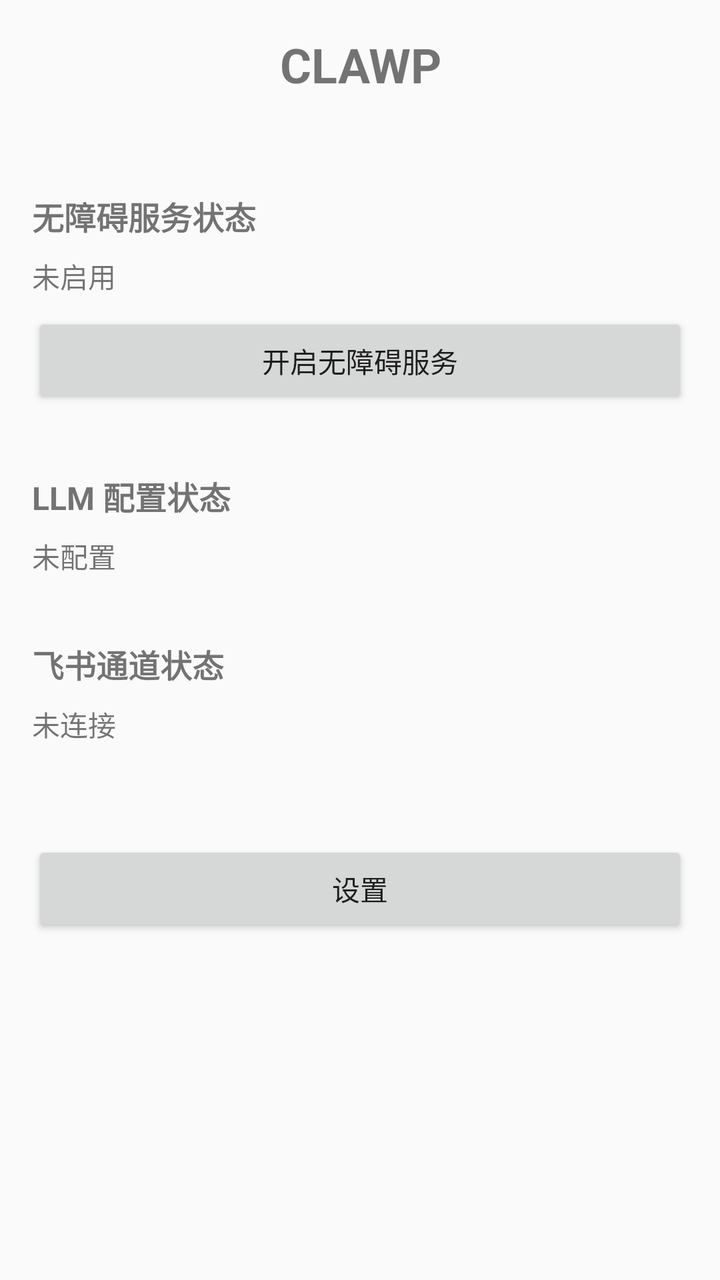
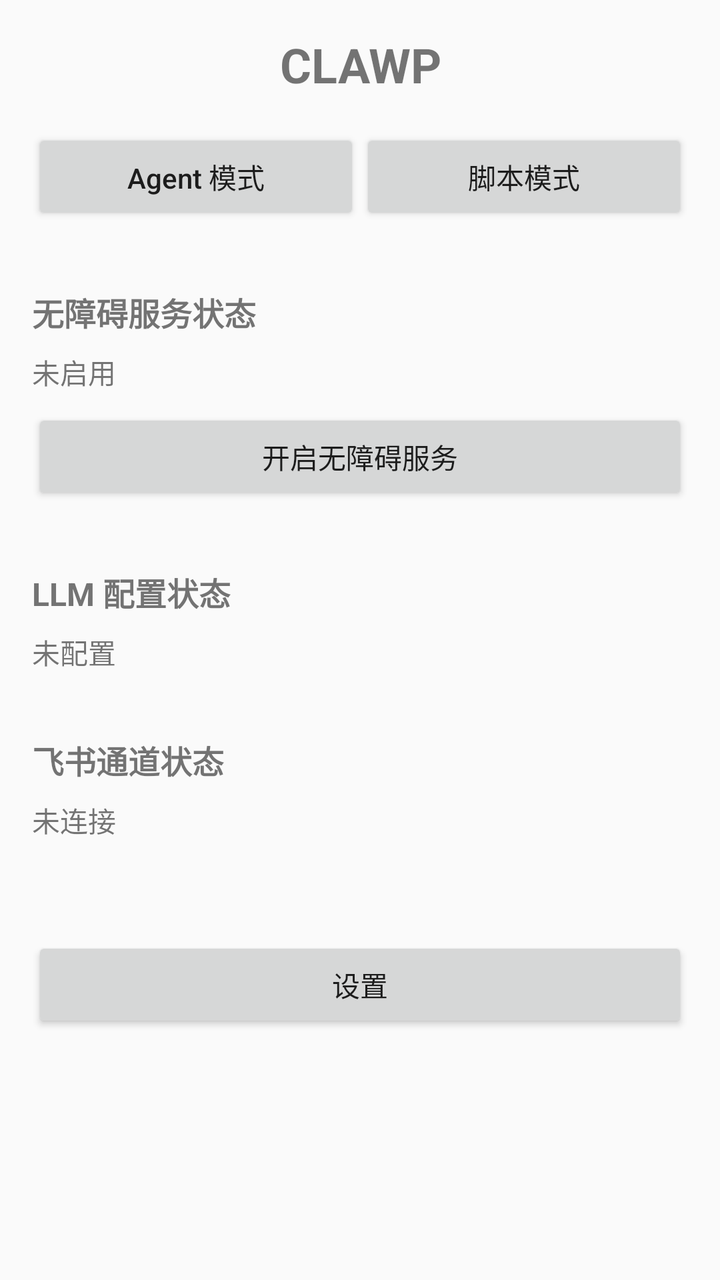

The first picture is an Android layout as it rendered before a commit; the second is the same layout after the commit. The layout source and the unified diff follow.
<!-- AndroidManifest.xml: application theme Theme.AppCompat.Light.NoActionBar -->
<!-- res/layout/activity_home.xml -->
<?xml version="1.0" encoding="utf-8"?>
<LinearLayout xmlns:android="http://schemas.android.com/apk/res/android"
    android:layout_width="match_parent"
    android:layout_height="match_parent"
    android:orientation="vertical"
    android:padding="16dp">

    <TextView
        android:layout_width="match_parent"
        android:layout_height="wrap_content"
        android:text="@string/home_title"
        android:textSize="24sp"
        android:textStyle="bold"
        android:gravity="center"
        android:layout_marginBottom="32dp" />

    
    <TextView
        android:layout_width="match_parent"
        android:layout_height="wrap_content"
        android:text="@string/home_accessibility_status"
        android:textSize="16sp"
        android:textStyle="bold"
        android:layout_marginTop="16dp" />

    <TextView
        android:id="@+id/tv_accessibility_status"
        android:layout_width="match_parent"
        android:layout_height="wrap_content"
        android:text="@string/home_accessibility_disabled"
        android:textSize="14sp"
        android:layout_marginTop="8dp"
        android:layout_marginBottom="8dp" />

    <Button
        android:id="@+id/btn_open_accessibility"
        android:layout_width="match_parent"
        android:layout_height="wrap_content"
        android:text="@string/home_btn_open_accessibility"
        android:layout_marginBottom="16dp" />

    
    <TextView
        android:layout_width="match_parent"
        android:layout_height="wrap_content"
        android:text="@string/home_llm_config_status"
        android:textSize="16sp"
        android:textStyle="bold"
        android:layout_marginTop="16dp" />

    <TextView
        android:id="@+id/tv_llm_status"
        android:layout_width="match_parent"
        android:layout_height="wrap_content"
        android:text="@string/home_llm_not_configured"
        android:textSize="14sp"
        android:layout_marginTop="8dp"
        android:layout_marginBottom="16dp" />

    
    <TextView
        android:layout_width="match_parent"
        android:layout_height="wrap_content"
        android:text="@string/home_feishu_status"
        android:textSize="16sp"
        android:textStyle="bold"
        android:layout_marginTop="16dp" />

    <TextView
        android:id="@+id/tv_feishu_status"
        android:layout_width="match_parent"
        android:layout_height="wrap_content"
        android:text="@string/home_feishu_disconnected"
        android:textSize="14sp"
        android:layout_marginTop="8dp"
        android:layout_marginBottom="16dp" />

    
    <Button
        android:id="@+id/btn_settings"
        android:layout_width="match_parent"
        android:layout_height="wrap_content"
        android:text="@string/home_btn_settings"
        android:layout_marginTop="32dp" />

</LinearLayout>
<!-- resources referenced by this layout -->
<resources>
  <string name="home_accessibility_disabled">未启用</string>
  <string name="home_accessibility_status">无障碍服务状态</string>
  <string name="home_btn_open_accessibility">开启无障碍服务</string>
  <string name="home_btn_settings">设置</string>
  <string name="home_feishu_disconnected">未连接</string>
  <string name="home_feishu_status">飞书通道状态</string>
  <string name="home_llm_config_status">LLM 配置状态</string>
  <string name="home_llm_not_configured">未配置</string>
  <string name="home_title">CLAWP</string>
</resources>

<!-- the commit's change to res/layout/activity_home.xml (unified diff, before → after) -->
@@ -12,75 +12,219 @@
         android:textSize="24sp"
         android:textStyle="bold"
         android:gravity="center"
-        android:layout_marginBottom="32dp" />
-
-    
-    <TextView
+        android:layout_marginBottom="16dp" />
+
+    
+    <LinearLayout
         android:layout_width="match_parent"
         android:layout_height="wrap_content"
-        android:text="@string/home_accessibility_status"
-        android:textSize="16sp"
-        android:textStyle="bold"
-        android:layout_marginTop="16dp" />
-
-    <TextView
-        android:id="@+id/tv_accessibility_status"
-        android:layout_width="match_parent"
-        android:layout_height="wrap_content"
-        android:text="@string/home_accessibility_disabled"
-        android:textSize="14sp"
-        android:layout_marginTop="8dp"
-        android:layout_marginBottom="8dp" />
-
-    <Button
-        android:id="@+id/btn_open_accessibility"
-        android:layout_width="match_parent"
-        android:layout_height="wrap_content"
-        android:text="@string/home_btn_open_accessibility"
-        android:layout_marginBottom="16dp" />
-
-    
-    <TextView
-        android:layout_width="match_parent"
-        android:layout_height="wrap_content"
-        android:text="@string/home_llm_config_status"
-        android:textSize="16sp"
-        android:textStyle="bold"
-        android:layout_marginTop="16dp" />
-
-    <TextView
-        android:id="@+id/tv_llm_status"
-        android:layout_width="match_parent"
-        android:layout_height="wrap_content"
-        android:text="@string/home_llm_not_configured"
-        android:textSize="14sp"
-        android:layout_marginTop="8dp"
-        android:layout_marginBottom="16dp" />
-
-    
-    <TextView
-        android:layout_width="match_parent"
-        android:layout_height="wrap_content"
-        android:text="@string/home_feishu_status"
-        android:textSize="16sp"
-        android:textStyle="bold"
-        android:layout_marginTop="16dp" />
-
-    <TextView
-        android:id="@+id/tv_feishu_status"
-        android:layout_width="match_parent"
-        android:layout_height="wrap_content"
-        android:text="@string/home_feishu_disconnected"
-        android:textSize="14sp"
-        android:layout_marginTop="8dp"
-        android:layout_marginBottom="16dp" />
-
-    
-    <Button
-        android:id="@+id/btn_settings"
-        android:layout_width="match_parent"
-        android:layout_height="wrap_content"
-        android:text="@string/home_btn_settings"
-        android:layout_marginTop="32dp" />
+        android:orientation="horizontal"
+        android:layout_marginBottom="16dp">
+
+        <Button
+            android:id="@+id/tab_agent"
+            android:layout_width="0dp"
+            android:layout_height="wrap_content"
+            android:layout_weight="1"
+            android:text="@string/home_tab_agent"
+            android:textAllCaps="false" />
+
+        <Button
+            android:id="@+id/tab_script"
+            android:layout_width="0dp"
+            android:layout_height="wrap_content"
+            android:layout_weight="1"
+            android:text="@string/home_tab_script"
+            android:textAllCaps="false" />
+    </LinearLayout>
+
+    
+    
+    
+    <LinearLayout
+        android:id="@+id/panel_agent"
+        android:layout_width="match_parent"
+        android:layout_height="match_parent"
+        android:orientation="vertical">
+
+        
+        <TextView
+            android:layout_width="match_parent"
+            android:layout_height="wrap_content"
+            android:text="@string/home_accessibility_status"
+            android:textSize="16sp"
+            android:textStyle="bold"
+            android:layout_marginTop="16dp" />
+
+        <TextView
+            android:id="@+id/tv_accessibility_status"
+            android:layout_width="match_parent"
+            android:layout_height="wrap_content"
+            android:text="@string/home_accessibility_disabled"
+            android:textSize="14sp"
+            android:layout_marginTop="8dp"
+            android:layout_marginBottom="8dp" />
+
+        <Button
+            android:id="@+id/btn_open_accessibility"
+            android:layout_width="match_parent"
+            android:layout_height="wrap_content"
+            android:text="@string/home_btn_open_accessibility"
+            android:layout_marginBottom="16dp" />
+
+        
+        <TextView
+            android:layout_width="match_parent"
+            android:layout_height="wrap_content"
+            android:text="@string/home_llm_config_status"
+            android:textSize="16sp"
+            android:textStyle="bold"
+            android:layout_marginTop="16dp" />
+
+        <TextView
+            android:id="@+id/tv_llm_status"
+            android:layout_width="match_parent"
+            android:layout_height="wrap_content"
+            android:text="@string/home_llm_not_configured"
+            android:textSize="14sp"
+            android:layout_marginTop="8dp"
+            android:layout_marginBottom="16dp" />
+
+        
+        <TextView
+            android:layout_width="match_parent"
+            android:layout_height="wrap_content"
+            android:text="@string/home_feishu_status"
+            android:textSize="16sp"
+            android:textStyle="bold"
+            android:layout_marginTop="16dp" />
+
+        <TextView
+            android:id="@+id/tv_feishu_status"
+            android:layout_width="match_parent"
+            android:layout_height="wrap_content"
+            android:text="@string/home_feishu_disconnected"
+            android:textSize="14sp"
+            android:layout_marginTop="8dp"
+            android:layout_marginBottom="16dp" />
+
+        
+        <Button
+            android:id="@+id/btn_settings"
+            android:layout_width="match_parent"
+            android:layout_height="wrap_content"
+            android:text="@string/home_btn_settings"
+            android:layout_marginTop="32dp" />
+
+    </LinearLayout>
+
+    
+    
+    
+    <LinearLayout
+        android:id="@+id/panel_script"
+        android:layout_width="match_parent"
+        android:layout_height="match_parent"
+        android:orientation="vertical"
+        android:visibility="gone">
+
+        <TextView
+            android:layout_width="match_parent"
+            android:layout_height="wrap_content"
+            android:text="@string/home_script_list_title"
+            android:textSize="16sp"
+            android:textStyle="bold"
+            android:layout_marginTop="8dp"
+            android:layout_marginBottom="8dp" />
+
+        <ScrollView
+            android:layout_width="match_parent"
+            android:layout_height="0dp"
+            android:layout_weight="0.3"
+            android:background="#11000000"
+            android:padding="4dp">
+
+            <LinearLayout
+                android:id="@+id/script_list_container"
+                android:layout_width="match_parent"
+                android:layout_height="wrap_content"
+                android:orientation="vertical" />
+        </ScrollView>
+
+        <TextView
+            android:id="@+id/tv_script_selected"
+            android:layout_width="match_parent"
+            android:layout_height="wrap_content"
+            android:text="@string/home_script_none"
+            android:textSize="14sp"
+            android:layout_marginTop="8dp"
+            android:layout_marginBottom="4dp" />
+
+        <TextView
+            android:id="@+id/tv_script_state"
+            android:layout_width="match_parent"
+            android:layout_height="wrap_content"
+            android:text="@string/home_script_state_idle"
+            android:textSize="14sp"
+            android:layout_marginBottom="4dp" />
+
+        <TextView
+            android:id="@+id/tv_script_round"
+            android:layout_width="match_parent"
+            android:layout_height="wrap_content"
+            android:text="@string/home_script_round_idle"
+            android:textSize="14sp"
+            android:layout_marginBottom="8dp" />
+
+        <LinearLayout
+            android:layout_width="match_parent"
+            android:layout_height="wrap_content"
+            android:orientation="horizontal">
+
+            <Button
+                android:id="@+id/btn_start_script"
+                android:layout_width="0dp"
+                android:layout_height="wrap_content"
+                android:layout_weight="1"
+                android:text="@string/home_script_start"
+                android:enabled="false" />
+
+            <Button
+                android:id="@+id/btn_stop_script"
+                android:layout_width="0dp"
+                android:layout_height="wrap_content"
+                android:layout_weight="1"
+                android:text="@string/home_script_stop"
+                android:enabled="false"
+                android:layout_marginStart="8dp" />
+        </LinearLayout>
+
+        <TextView
+            android:layout_width="match_parent"
+            android:layout_height="wrap_content"
+            android:text="@string/home_script_log_title"
+            android:textSize="14sp"
+            android:textStyle="bold"
+            android:layout_marginTop="12dp"
+            android:layout_marginBottom="4dp" />
+
+        <ScrollView
+            android:id="@+id/scroll_script_log"
+            android:layout_width="match_parent"
+            android:layout_height="0dp"
+            android:layout_weight="1"
+            android:background="#11000000"
+            android:padding="8dp">
+
+            <TextView
+                android:id="@+id/tv_script_log"
+                android:layout_width="match_parent"
+                android:layout_height="wrap_content"
+                android:textSize="11sp"
+                android:fontFamily="monospace"
+                android:textIsSelectable="true" />
+        </ScrollView>
+
+    </LinearLayout>
 
 </LinearLayout>
<!-- resource entries referenced after the edit -->
@@ -8,6 +8,15 @@
   <string name="home_feishu_status">飞书通道状态</string>
   <string name="home_llm_config_status">LLM 配置状态</string>
   <string name="home_llm_not_configured">未配置</string>
+  <string name="home_script_list_title">可用脚本</string>
+  <string name="home_script_log_title">执行日志</string>
+  <string name="home_script_none">未选择脚本</string>
+  <string name="home_script_round_idle">轮次: - / -</string>
+  <string name="home_script_start">▶ 开始执行</string>
+  <string name="home_script_state_idle">状态: IDLE</string>
+  <string name="home_script_stop">■ 停止</string>
+  <string name="home_tab_agent">Agent 模式</string>
+  <string name="home_tab_script">脚本模式</string>
   <string name="home_title">CLAWP</string>
 </resources>
 
